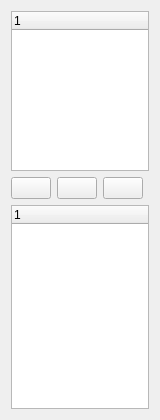
Qt form src/GuiShareLocal.ui (hwgao/beebeep) before a commit.
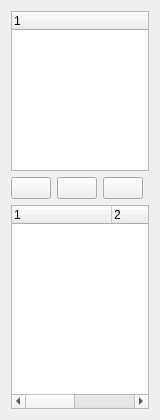
The same form after that commit. Icons and pictures are not drawn.

What changed in the file:
```diff
--- a/src/GuiShareLocal.ui
+++ b/src/GuiShareLocal.ui
@@ -122,11 +122,24 @@
        <height>0</height>
       </size>
      </property>
+     <property name="columnCount">
+      <number>3</number>
+     </property>
      <column>
       <property name="text">
        <string notr="true">1</string>
       </property>
      </column>
+     <column>
+      <property name="text">
+       <string notr="true">2</string>
+      </property>
+     </column>
+     <column>
+      <property name="text">
+       <string notr="true">3</string>
+      </property>
+     </column>
     </widget>
    </item>
   </layout>
```
